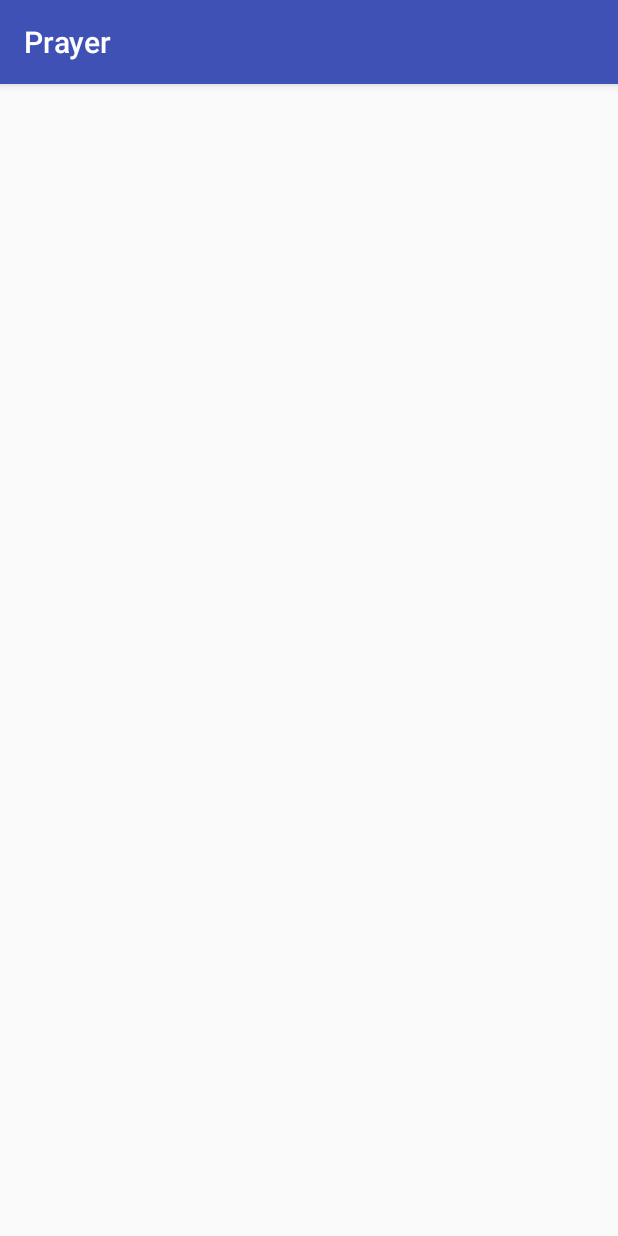
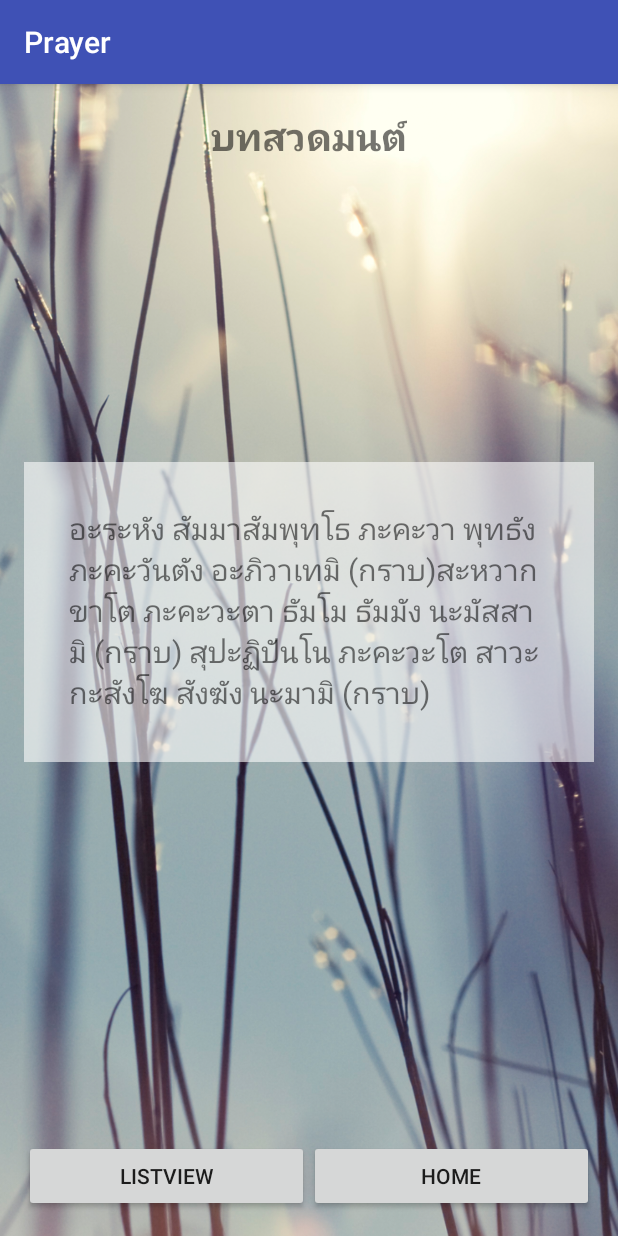
Before and after one commit to masterUNG/Paryer, an Android app: the ResultActivity screen opened directly, with no data from a screen before it, on a phone screen of 412 x 824 dp. Run offline under Robolectric (Android 15) with nearby library versions, the phone set to English and light mode, and no system bars.

Commit message:
Day2 Finish

```diff
--- a/app/src/main/java/appewtc/masterung/prayer/ListviewActivity.java
+++ b/app/src/main/java/appewtc/masterung/prayer/ListviewActivity.java
@@ -50,7 +50,8 @@ public class ListviewActivity extends AppCompatActivity {
 
                 //Intent to ResultActivity
                 Intent objIntent = new Intent(ListviewActivity.this, ResultActivity.class);
-                objIntent.putExtra("index", i);
+                objIntent.putExtra("Position", i);
+                objIntent.putExtra("Mode", indexAnInt);
                 startActivity(objIntent);
             }
         });
--- a/app/src/main/java/appewtc/masterung/prayer/ResultActivity.java
+++ b/app/src/main/java/appewtc/masterung/prayer/ResultActivity.java
@@ -1,13 +1,88 @@
 package appewtc.masterung.prayer;
 
+import android.content.Intent;
 import android.support.v7.app.AppCompatActivity;
 import android.os.Bundle;
+import android.view.View;
+import android.widget.ImageView;
+import android.widget.TextView;
 
 public class ResultActivity extends AppCompatActivity {
+
+    //Explicit
+    private TextView titleTextView, detailTextView;
+    private ImageView iconImageView;
+    private int modeAnInt, positionAnInt;
 
     @Override
     protected void onCreate(Bundle savedInstanceState) {
         super.onCreate(savedInstanceState);
         setContentView(R.layout.activity_result);
+
+        //Bind Widget
+        bindWidget();
+
+        //Show View
+        showView();
+
+    }   // onCreate
+
+    public void clickListView(View view) {
+        finish();
     }
-}
+
+    public void clickHome(View view) {
+        startActivity(new Intent(this, MainActivity.class));
+    }
+
+
+
+
+    private void showView() {
+
+        //Receive from Intent
+        modeAnInt = getIntent().getIntExtra("Mode", 0);
+        positionAnInt = getIntent().getIntExtra("Position", 0);
+
+        //Show Title
+        String strTitle;
+        String[] strDetail = null;
+
+        switch (modeAnInt) {
+            case 0:
+                strTitle = getResources().getString(R.string.content1);
+                strDetail = getResources().getStringArray(R.array.contentldescription);
+                break;
+            case 1:
+                strTitle = getResources().getString(R.string.content2);
+                strDetail = getResources().getStringArray(R.array.content_content2);
+                break;
+            case 2:
+                strTitle = getResources().getString(R.string.content3);
+                strDetail = getResources().getStringArray(R.array.content_content3);
+                break;
+            default:
+                strTitle = "Nothing";
+                strDetail = null;
+                break;
+        }   // switch
+
+        titleTextView.setText(strTitle);
+
+
+        //Show Detail
+        detailTextView.setText(strDetail[positionAnInt]);
+
+
+
+
+
+    }   // showView
+
+    private void bindWidget() {
+        titleTextView = (TextView) findViewById(R.id.txtResultTitle);
+        detailTextView = (TextView) findViewById(R.id.txtResultDetail);
+        iconImageView = (ImageView) findViewById(R.id.imvResultIcon);
+    }
+
+}   // Main Class
--- a/app/src/main/res/layout/activity_result.xml
+++ b/app/src/main/res/layout/activity_result.xml
@@ -5,6 +5,65 @@
     android:paddingRight="@dimen/activity_horizontal_margin"
     android:paddingTop="@dimen/activity_vertical_margin"
     android:paddingBottom="@dimen/activity_vertical_margin"
-    tools:context="appewtc.masterung.prayer.ResultActivity">
+    tools:context="appewtc.masterung.prayer.ResultActivity"
+    android:background="@drawable/wall8">
 
+    <LinearLayout
+        android:orientation="vertical"
+        android:layout_width="match_parent"
+        android:layout_height="match_parent">
+
+        <TextView
+            android:layout_width="wrap_content"
+            android:layout_height="wrap_content"
+            android:text="New Text"
+            android:id="@+id/txtResultTitle"
+            android:textSize="@dimen/h1"
+            android:textStyle="bold"
+            android:layout_gravity="center_horizontal" />
+
+        <ImageView
+            android:layout_width="wrap_content"
+            android:layout_height="@dimen/height"
+            android:id="@+id/imvResultIcon"
+            android:layout_gravity="center_horizontal" />
+
+        <ScrollView
+            android:layout_width="match_parent"
+            android:layout_height="@dimen/height"
+            android:id="@+id/scrollView"
+            android:padding="30dp"
+            android:background="#96ffffff">
+
+            <TextView
+                android:layout_width="wrap_content"
+                android:layout_height="wrap_content"
+                android:text="New Text"
+                android:id="@+id/txtResultDetail"
+                android:textSize="@dimen/h2" />
+        </ScrollView>
+    </LinearLayout>
+
+    <LinearLayout
+        android:orientation="horizontal"
+        android:layout_width="match_parent"
+        android:layout_height="wrap_content"
+        android:layout_alignParentBottom="true">
+
+        <Button
+            android:layout_width="wrap_content"
+            android:layout_height="wrap_content"
+            android:text="ListView"
+            android:onClick="clickListView"
+            android:id="@+id/button"
+            android:layout_weight="1" />
+
+        <Button
+            android:layout_width="wrap_content"
+            android:layout_height="wrap_content"
+            android:text="Home"
+            android:onClick="clickHome"
+            android:id="@+id/button2"
+            android:layout_weight="1" />
+    </LinearLayout>
 </RelativeLayout>
--- a/app/src/main/res/values/dimens.xml
+++ b/app/src/main/res/values/dimens.xml
@@ -8,7 +8,7 @@
     <dimen name="h1">25sp</dimen>
     <dimen name="h2">20sp</dimen>
     <dimen name="linnear">400dp</dimen>
-
+    <dimen name="height">200dp</dimen>
 
 
 </resources>
```
